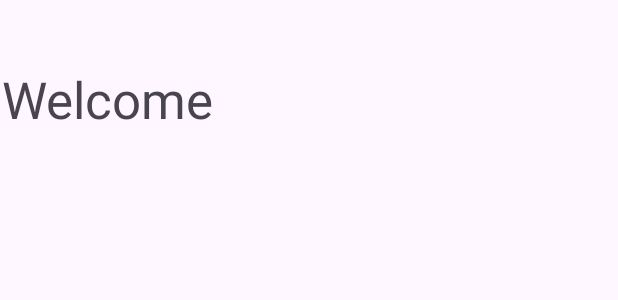
After one commit to MAD2023team1/MAD2023_Team1, an Android app: the layout home_page.xml on its own in the app's theme, with its tools: preview values and no code run, on a phone screen of 412 x 824 dp. The commit adds this screen. Shown: the top 300 px of the screen. Run offline under Robolectric (Android 15) with nearby library versions, the phone set to English and light mode, and no system bars.

Commit message:
initial commit

```diff
--- a/app/src/main/res/layout/activity_main.xml
+++ b/app/src/main/res/layout/activity_main.xml
@@ -45,8 +45,8 @@
                 app:layout_constraintTop_toTopOf="@+id/materialToolbar" />
 
             <LinearLayout
-                android:layout_width="509dp"
-                android:layout_height="754dp"
+                android:layout_width="0dp"
+                android:layout_height="wrap_content"
                 android:orientation="vertical"
                 app:layout_constraintBottom_toBottomOf="parent"
                 app:layout_constraintEnd_toEndOf="parent"
--- /dev/null
+++ b/app/src/main/res/layout/home_page.xml
@@ -0,0 +1,24 @@
+<?xml version="1.0" encoding="utf-8"?>
+<androidx.constraintlayout.widget.ConstraintLayout xmlns:android="http://schemas.android.com/apk/res/android"
+    xmlns:app="http://schemas.android.com/apk/res-auto"
+    xmlns:tools="http://schemas.android.com/tools"
+    android:layout_width="match_parent"
+    android:layout_height="match_parent">
+
+    <LinearLayout
+        android:layout_width="410dp"
+        android:layout_height="737dp"
+        android:orientation="vertical"
+        app:layout_constraintBottom_toBottomOf="parent"
+        app:layout_constraintEnd_toEndOf="parent"
+        app:layout_constraintStart_toStartOf="parent"
+        app:layout_constraintTop_toTopOf="parent">
+
+        <TextView
+            android:id="@+id/textView15"
+            android:layout_width="match_parent"
+            android:layout_height="wrap_content"
+            android:text="@string/welcomeText"
+            android:textSize="34sp" />
+    </LinearLayout>
+</androidx.constraintlayout.widget.ConstraintLayout>
--- a/app/src/main/res/layout/signup_page.xml
+++ b/app/src/main/res/layout/signup_page.xml
@@ -58,7 +58,7 @@
                     android:id="@+id/textView2"
                     android:layout_width="200dp"
                     android:layout_height="wrap_content"
-                    android:text="@string/loginPageTitle"
+                    android:text="@string/signUpPageTitle"
                     android:textAlignment="center"
                     android:textAllCaps="false"
                     android:textSize="34sp"
@@ -68,7 +68,7 @@
                     android:id="@+id/textView8"
                     android:layout_width="200dp"
                     android:layout_height="wrap_content"
-                    android:text="Please sign in to continue"
+                    android:text="Fill in your particulars to create an account"
                     android:textAlignment="center"
                     android:textSize="12sp" />
 
@@ -191,7 +191,7 @@
                 android:layout_height="wrap_content"
                 android:layout_marginStart="250dp"
                 android:layout_marginTop="32dp"
-                android:text="@string/loginButton"
+                android:text="@string/signUpButton"
                 app:layout_constraintEnd_toEndOf="parent"
                 app:layout_constraintStart_toStartOf="parent"
                 app:layout_constraintTop_toBottomOf="@+id/linearLayout2" />
--- a/app/src/main/res/values/strings.xml
+++ b/app/src/main/res/values/strings.xml
@@ -15,4 +15,6 @@
     <string name="signUpButton">Sign up</string>
     <string name="oldUserText">Already an account? Click Here!</string>
 
+    <string name="welcomeText">Welcome</string>
+
 </resources>
```
Also changed, not shown: app/src/main/java/com/team1/book_my_campus/HomePage.java (added, +17 -0 lines), app/src/main/java/com/team1/book_my_campus/LoginPage.java (added, +46 -0 lines), app/src/main/java/com/team1/book_my_campus/MainActivity.java (+57 -0 lines), app/src/main/java/com/team1/book_my_campus/User.java (added, +53 -0 lines).
